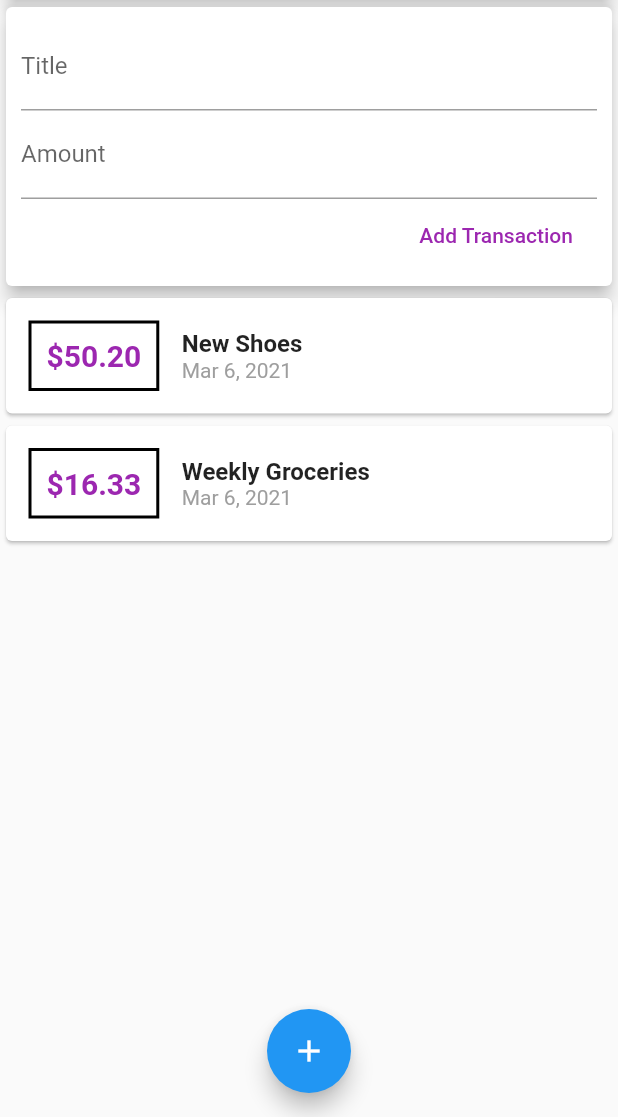
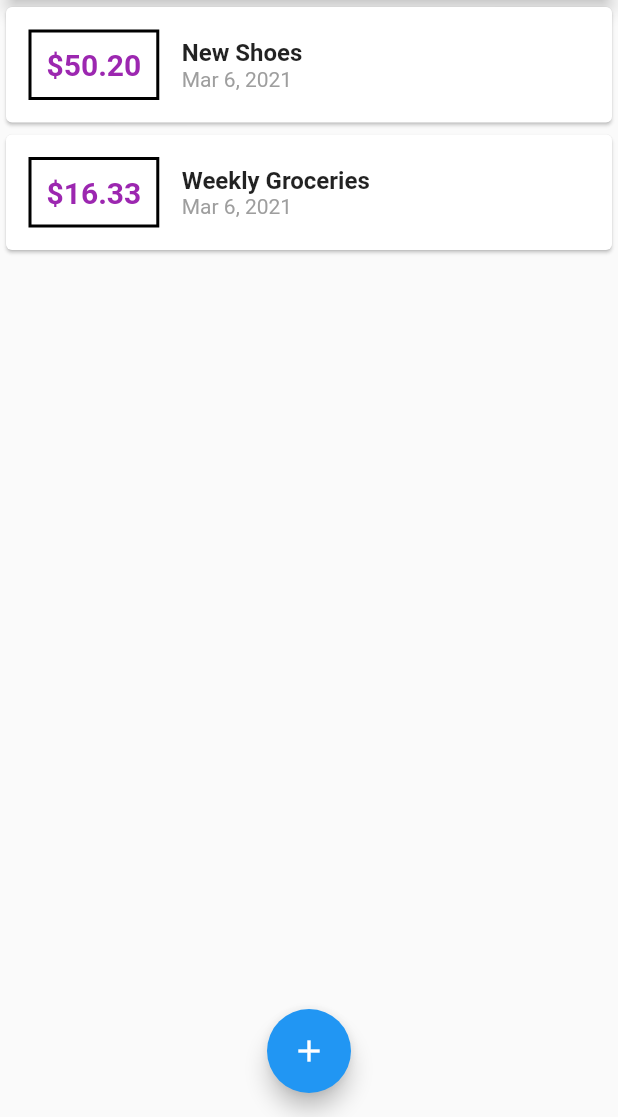
Before and after one commit to mahmoudeid14/ExpensePlannerFlutterApp, a Flutter app: the screen it shows after launch, on a phone screen of 412 x 824 dp, the part 119-1236 px from its top. Run offline on Flutter 3.47's test engine with Material 2 defaults, Android fonts, the phone set to English and light mode, and no system bars.

```diff
--- a/lib/main.dart
+++ b/lib/main.dart
@@ -1,5 +1,7 @@
+import './widgets/new_transaction.dart';
 import 'package:flutter/material.dart';
-import './widgets/user_transactions.dart';
+import './models/transaction.dart';
+import './widgets/transaction_list.dart';
 
 void main() => runApp(MyApp());
 
@@ -13,17 +15,59 @@ class MyApp extends StatelessWidget {
   }
 }
 
-class MyHomePage extends StatelessWidget {
-  // String titleInput;
-  // String amountInput;
-  final titleController = TextEditingController();
-  final amountController = TextEditingController();
+class MyHomePage extends StatefulWidget {
+  @override
+  _MyHomePageState createState() => _MyHomePageState();
+}
+
+class _MyHomePageState extends State<MyHomePage>
+{
+  final List<Transaction> _userTransaction = [
+    Transaction(
+      id: 't1',
+      title: 'New Shoes',
+      amount: 50.2,
+      date: DateTime.now(),
+    ),
+    Transaction(
+      id: 't2',
+      title: 'Weekly Groceries',
+      amount: 16.33,
+      date: DateTime.now(),
+    ),
+  ];
+  void _addNewTransaction(String txTitle, double txAmount) {
+    final newTx = Transaction(
+      id: DateTime.now().toString(),
+      title: txTitle,
+      amount: txAmount,
+      date: DateTime.now(),
+    );
+    setState(() {
+      _userTransaction.add(newTx);
+    });
+  }
+
+  void _startAddNewTransaction(BuildContext ctx) {
+    showModalBottomSheet(
+        context: ctx,
+        builder: (_) {
+          return NewTransaction(_addNewTransaction);
+        });
+  }
+
   @override
   Widget build(BuildContext context) {
     return Scaffold(
       appBar: AppBar(
         title: Text('Flutter App'),
-        actions: [IconButton(icon: Icon(Icons.add), onPressed: () {})],
+        actions: [
+          IconButton(
+              icon: Icon(Icons.add),
+              onPressed: () {
+                _startAddNewTransaction(context);
+              })
+        ],
       ),
       body: SingleChildScrollView(
         child: Column(
@@ -37,14 +81,14 @@ class MyHomePage extends StatelessWidget {
                 elevation: 5,
               ),
             ),
-            UserTransactions(),
+            TransactionList(_userTransaction),
           ],
         ),
       ),
       floatingActionButtonLocation: FloatingActionButtonLocation.centerFloat,
       floatingActionButton: FloatingActionButton(
         child: Icon(Icons.add),
-        onPressed: () {},
+        onPressed: () => _startAddNewTransaction(context),
       ),
     );
   }
--- a/lib/widgets/user_transactions.dart
+++ b/lib/widgets/user_transactions.dart
@@ -9,38 +9,14 @@ class UserTransactions extends StatefulWidget {
 }
 
 class _UserTransactionsState extends State<UserTransactions> {
-  final List<Transaction> _userTransaction = [
-    Transaction(
-      id: 't1',
-      title: 'New Shoes',
-      amount: 50.2,
-      date: DateTime.now(),
-    ),
-    Transaction(
-      id: 't2',
-      title: 'Weekly Groceries',
-      amount: 16.33,
-      date: DateTime.now(),
-    ),
-  ];
-  void _addNewTransaction(String txTitle, double txAmount) {
-    final newTx = Transaction(
-      id: DateTime.now().toString(),
-      title: txTitle,
-      amount: txAmount,
-      date: DateTime.now(),
-    );
-    setState(() {
-      _userTransaction.add(newTx);
-    });
-  }
+
 
   @override
   Widget build(BuildContext context) {
     return Column(
       children: [
-        NewTransaction(_addNewTransaction),
-        TransactionList(_userTransaction),
+       // NewTransaction(_addNewTransaction),
+        //TransactionList(_userTransaction),
       ],
     );
   }
```
